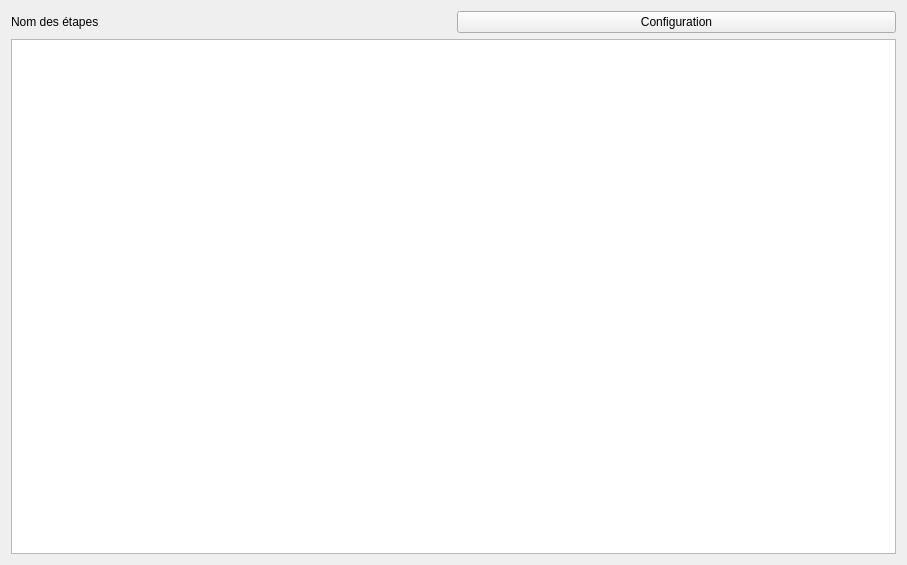
Above: ComputreeGui/view/Steps/gstepviewdefault.ui from computree/computree-v3 before the change. Below: the same form after it.
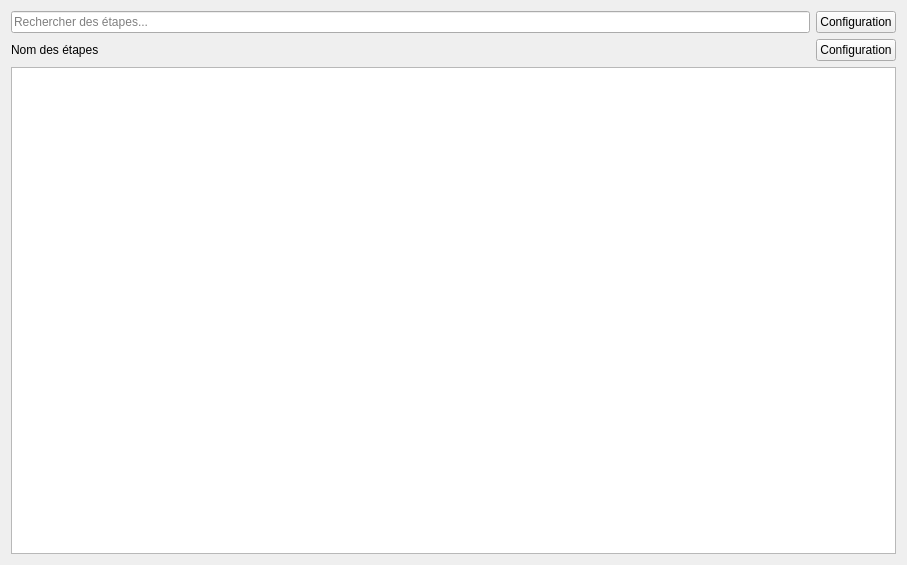
That is the form after the change. Custom widgets are drawn as their Qt base class.

The edit to the form file:
```diff
--- a/ComputreeGui/view/Steps/gstepviewdefault.ui
+++ b/ComputreeGui/view/Steps/gstepviewdefault.ui
@@ -16,15 +16,38 @@
   <layout class="QVBoxLayout" name="verticalLayout">
    <item>
     <layout class="QGridLayout" name="gridLayout">
-     <item row="0" column="0">
+     <item row="1" column="1">
+      <widget class="QPushButton" name="pushButtonConfigStepName">
+       <property name="text">
+        <string>Configuration</string>
+       </property>
+      </widget>
+     </item>
+     <item row="1" column="0">
       <widget class="QLabel" name="label_2">
        <property name="text">
         <string>Nom des étapes</string>
        </property>
       </widget>
      </item>
+     <item row="0" column="0">
+      <widget class="QLineEdit" name="lineEditSearch">
+       <property name="toolTip">
+        <string>&lt;html&gt;&lt;head/&gt;&lt;body&gt;&lt;p&gt;Taper du texte pour rechercher une étape. La recherche ne respecte pas la casse.&lt;/p&gt;&lt;p&gt;Vous pouvez si vous le souhaitez utiliser votre propre expression réguilère en tapant tout d'abord &lt;span style=&quot; font-weight:600;&quot;&gt;r:&lt;/span&gt; suivi de votre expression. Si vous ne souhaitez pas utiliser la casse tapez &lt;span style=&quot; font-weight:600;&quot;&gt;i:&lt;/span&gt; après &lt;span style=&quot; font-weight:600;&quot;&gt;r:&lt;/span&gt; puis votre expression régulière. &lt;/p&gt;&lt;p&gt;Exemple simple : &lt;span style=&quot; font-weight:600;&quot;&gt;grilles&lt;/span&gt;&lt;/p&gt;&lt;p&gt;Exemple d'expression régulière : &lt;span style=&quot; font-weight:600;&quot;&gt;r:i:.*grilles.*&lt;/span&gt;&lt;/p&gt;&lt;/body&gt;&lt;/html&gt;</string>
+       </property>
+       <property name="inputMask">
+        <string/>
+       </property>
+       <property name="text">
+        <string/>
+       </property>
+       <property name="placeholderText">
+        <string>Rechercher des étapes...</string>
+       </property>
+      </widget>
+     </item>
      <item row="0" column="1">
-      <widget class="QPushButton" name="pushButtonConfigStepName">
+      <widget class="QPushButton" name="pushButtonConfigSearch">
        <property name="text">
         <string>Configuration</string>
        </property>
```
